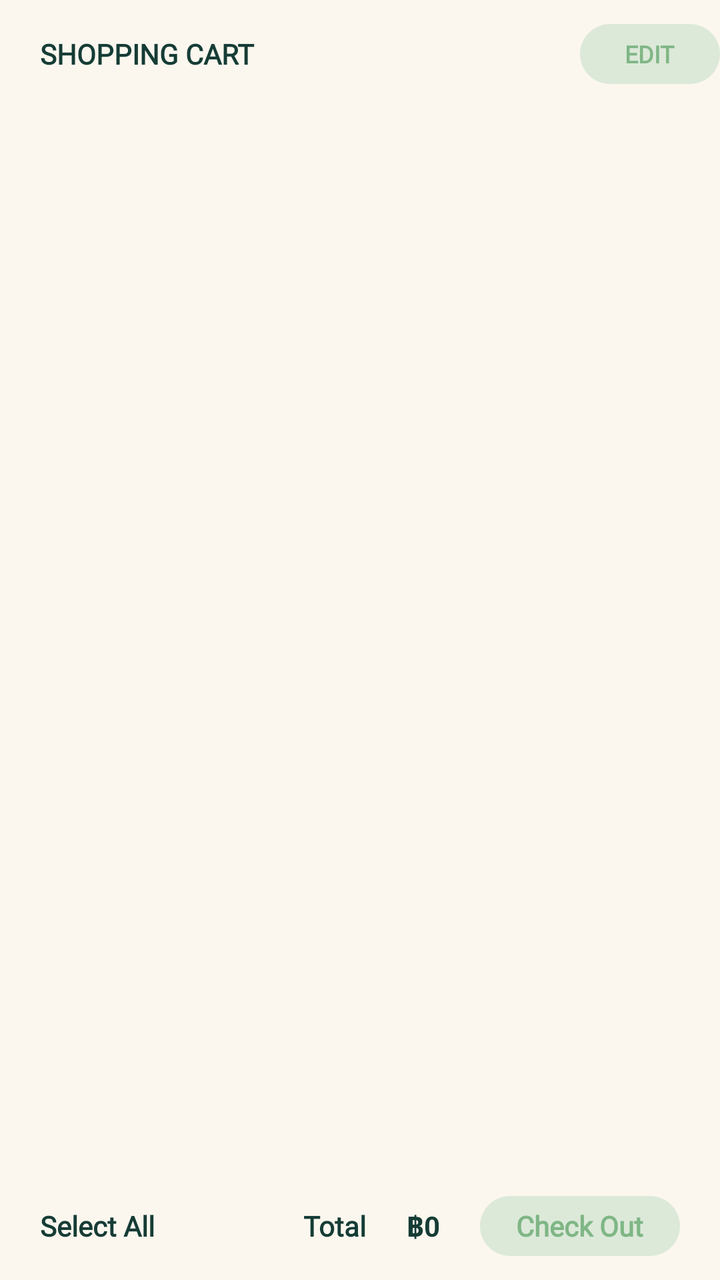
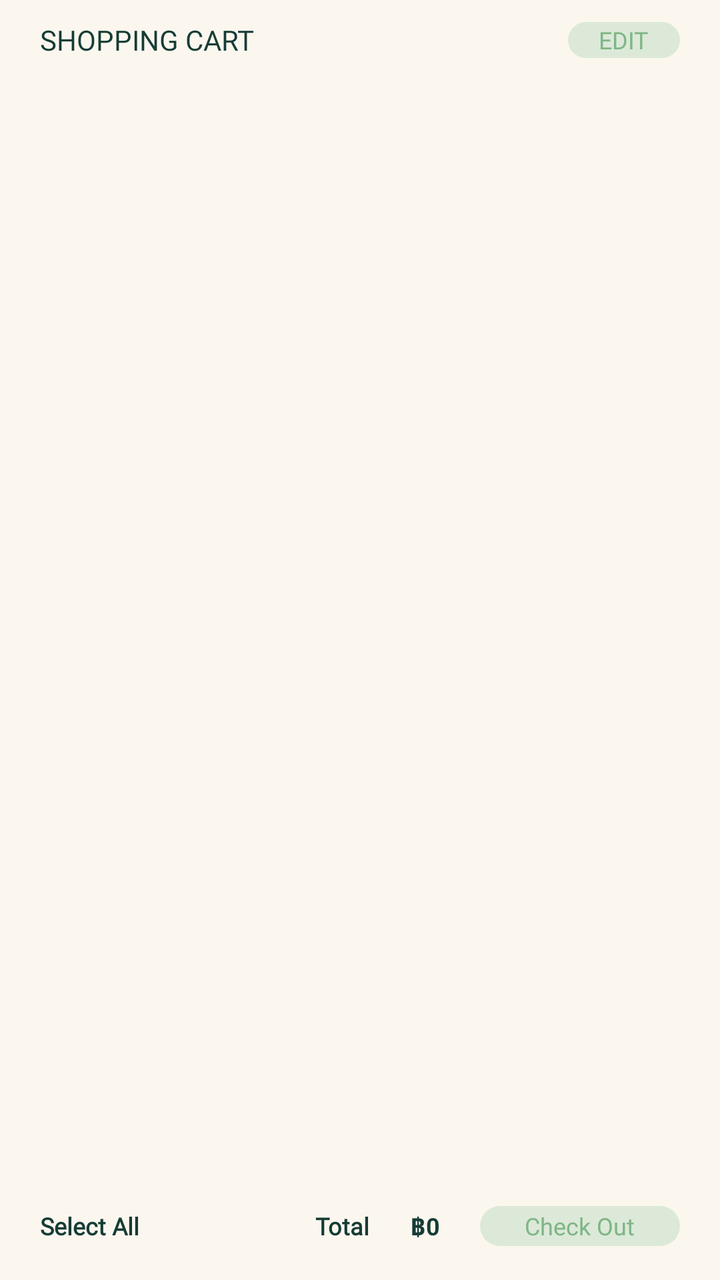

The first picture is an Android layout as it rendered before a commit; the second is the same layout after the commit. The layout source and the unified diff follow.
<!-- AndroidManifest.xml: application theme Theme.Cartly.Splash -->
<!-- res/layout/fragment_cart.xml -->
<?xml version="1.0" encoding="utf-8"?>
<FrameLayout xmlns:android="http://schemas.android.com/apk/res/android"
    xmlns:tools="http://schemas.android.com/tools"
    android:layout_width="match_parent"
    android:layout_height="match_parent"
    tools:context=".Fragment.CartFragment">
    <RelativeLayout
        android:layout_width="match_parent"
        android:layout_height="match_parent"
        android:background="@color/cream">
        <RelativeLayout
            android:id="@+id/topBarLayout"
            android:layout_width="match_parent"
            android:layout_height="54dp"
            android:layout_margin="0dp">
            <ImageView
                android:id="@+id/mvBtnArrowBack"
                android:visibility="gone"
                android:layout_width="30dp"
                android:layout_height="30dp"
                android:src="@drawable/icon_back_arrow_circle"
                android:layout_centerVertical="true"/>
            <TextView
                android:id="@+id/tvTitlePage"
                android:layout_toEndOf="@+id/mvBtnArrowBack"
                android:layout_width="wrap_content"
                android:layout_height="wrap_content"
                android:text="@string/shopping_cart_en"
                android:textSize="14sp"
                android:textColor="@color/ink"
                android:textStyle="bold"
                android:fontFamily="@font/adlamdisplay_regular"
                android:layout_centerVertical="true"
                android:layout_marginStart="20dp"/>
            <RelativeLayout
                android:id="@+id/btnEditCartLayout"
                android:layout_width="70dp"
                android:layout_height="30dp"
                android:background="@drawable/bg_sage"
                android:layout_alignParentEnd="true"
                android:layout_centerVertical="true"
                android:layout_marginTop="0dp">
                <TextView
                    android:id="@+id/tvEditCart"
                    android:layout_width="wrap_content"
                    android:layout_height="wrap_content"
                    android:text="@string/edit_en"
                    android:textSize="12sp"
                    android:textStyle="bold"
                    android:textColor="@color/green_brand"
                    android:fontFamily="@font/adlamdisplay_regular"
                    android:layout_centerInParent="true"
                    android:layout_marginStart="16dp"/>
            </RelativeLayout>
        </RelativeLayout>
        <RelativeLayout
            android:id="@+id/componentLayout"
            android:layout_below="@+id/topBarLayout"
            android:layout_above="@+id/bottomLayout"
            android:layout_width="match_parent"
            android:layout_height="match_parent">
            <androidx.recyclerview.widget.RecyclerView
                android:id="@+id/recyclerViewCart"
                android:layout_width="match_parent"
                android:layout_height="match_parent"/>
        </RelativeLayout>
        <RelativeLayout
            android:id="@+id/bottomLayout"
            android:layout_width="match_parent"
            android:layout_height="54dp"
            android:layout_alignParentBottom="true"
            android:paddingHorizontal="20dp"
            android:layout_marginVertical="0dp">
            <CheckBox
                android:id="@+id/checkbox"
                android:layout_width="wrap_content"
                android:layout_height="wrap_content"
                android:layout_centerVertical="true"
                android:text="@string/select_all_en"
                android:textSize="14sp"
                android:textStyle="bold"
                android:textColor="@color/ink"
                android:fontFamily="@font/adlamdisplay_regular"
                android:buttonTint="@color/ink"/>
            <RelativeLayout
                android:id="@+id/totalLayout"
                android:layout_width="wrap_content"
                android:layout_height="wrap_content"
                android:layout_centerVertical="true"
                android:layout_alignParentEnd="true">
                <TextView
                    android:id="@+id/tvTitleTotal"
                    android:layout_width="wrap_content"
                    android:layout_height="wrap_content"
                    android:layout_centerVertical="true"
                    android:text="@string/total_en"
                    android:textSize="14sp"
                    android:textStyle="bold"
                    android:textColor="@color/ink"
                    android:fontFamily="@font/adlamdisplay_regular"/>
                <TextView
                    android:id="@+id/tvBath"
                    android:layout_toEndOf="@+id/tvTitleTotal"
                    android:layout_width="wrap_content"
                    android:layout_height="wrap_content"
                    android:text="฿"
                    android:textSize="14sp"
                    android:textStyle="bold"
                    android:textColor="@color/ink"
                    android:layout_centerVertical="true"
                    android:layout_marginStart="20dp"/>
                <TextView
                    android:id="@+id/tvTotal"
                    android:layout_toEndOf="@+id/tvBath"
                    android:layout_width="wrap_content"
                    android:layout_height="wrap_content"
                    android:text="0"
                    android:textSize="14sp"
                    android:textStyle="bold"
                    android:textColor="@color/ink"
                    android:layout_centerVertical="true"/>
                <RelativeLayout
                    android:id="@+id/btnCheckOutLayout"
                    android:layout_toEndOf="@+id/tvTotal"
                    android:layout_width="100dp"
                    android:layout_height="30dp"
                    android:background="@drawable/bg_sage"
                    android:layout_marginStart="20dp">
                    <TextView
                        android:id="@+id/tvCheckOut"
                        android:layout_width="wrap_content"
                        android:layout_height="wrap_content"
                        android:layout_centerInParent="true"
                        android:text="@string/check_out_en"
                        android:textSize="14sp"
                        android:textStyle="bold"
                        android:textColor="@color/green_brand"
                        android:fontFamily="@font/adlamdisplay_regular"/>
                </RelativeLayout>
            </RelativeLayout>
        </RelativeLayout>
    </RelativeLayout>
</FrameLayout>
<!-- resources referenced by this layout -->
<resources>
  <color name="cream">#FBF7EF</color>
  <color name="green_brand">#7FB685</color>
  <color name="ink">#153C35</color>
  <!-- drawable bg_sage (drawable) -->
  <shape xmlns:android="http://schemas.android.com/apk/res/android">
      <solid android:color="@color/sage" />
      <corners android:radius="18dp" />
  </shape>
  <!-- drawable icon_back_arrow_circle: png bitmap (drawable, 1319 bytes) -->
  <string name="check_out_en">Check Out</string>
  <string name="edit_en">EDIT</string>
  <string name="select_all_en">Select All</string>
  <string name="shopping_cart_en">SHOPPING CART</string>
  <string name="total_en">Total</string>
  <style name="Theme.Cartly.Splash" parent="Theme.SplashScreen">
  
          <item name="windowSplashScreenBackground">@color/cream</item>
  
          <item name="windowSplashScreenAnimatedIcon">@mipmap/ic_launcher_logo2</item>
  
          <item name="postSplashScreenTheme">@style/Base.Theme.Cartly</item>
      </style>
  <color name="sage">#DCE9D9</color>
  <style name="Base.Theme.Cartly" parent="Theme.Material3.DayNight.NoActionBar">
          
          
      </style>
</resources>

<!-- the commit's change to res/layout/fragment_cart.xml (unified diff, before → after) -->
@@ -11,7 +11,7 @@
         <RelativeLayout
             android:id="@+id/topBarLayout"
             android:layout_width="match_parent"
-            android:layout_height="54dp"
+            android:layout_height="40dp"
             android:layout_margin="0dp">
             <ImageView
                 android:id="@+id/mvBtnArrowBack"
@@ -28,25 +28,26 @@
                 android:text="@string/shopping_cart_en"
                 android:textSize="14sp"
                 android:textColor="@color/ink"
-                android:textStyle="bold"
+                android:textStyle="normal"
                 android:fontFamily="@font/adlamdisplay_regular"
                 android:layout_centerVertical="true"
                 android:layout_marginStart="20dp"/>
             <RelativeLayout
                 android:id="@+id/btnEditCartLayout"
-                android:layout_width="70dp"
-                android:layout_height="30dp"
+                android:layout_width="56dp"
+                android:layout_height="18dp"
                 android:background="@drawable/bg_sage"
                 android:layout_alignParentEnd="true"
                 android:layout_centerVertical="true"
-                android:layout_marginTop="0dp">
+                android:layout_marginTop="0dp"
+                android:layout_marginEnd="20dp">
                 <TextView
                     android:id="@+id/tvEditCart"
                     android:layout_width="wrap_content"
                     android:layout_height="wrap_content"
                     android:text="@string/edit_en"
                     android:textSize="12sp"
-                    android:textStyle="bold"
+                    android:textStyle="normal"
                     android:textColor="@color/green_brand"
                     android:fontFamily="@font/adlamdisplay_regular"
                     android:layout_centerInParent="true"
@@ -62,7 +63,7 @@
             <androidx.recyclerview.widget.RecyclerView
                 android:id="@+id/recyclerViewCart"
                 android:layout_width="match_parent"
-                android:layout_height="match_parent"/>
+                android:layout_height="wrap_content"/>
         </RelativeLayout>
         <RelativeLayout
             android:id="@+id/bottomLayout"
@@ -77,11 +78,11 @@
                 android:layout_height="wrap_content"
                 android:layout_centerVertical="true"
                 android:text="@string/select_all_en"
-                android:textSize="14sp"
+                android:textSize="12sp"
                 android:textStyle="bold"
                 android:textColor="@color/ink"
                 android:fontFamily="@font/adlamdisplay_regular"
-                android:buttonTint="@color/ink"/>
+                android:buttonTint="@color/green_brand"/>
             <RelativeLayout
                 android:id="@+id/totalLayout"
                 android:layout_width="wrap_content"
@@ -94,7 +95,7 @@
                     android:layout_height="wrap_content"
                     android:layout_centerVertical="true"
                     android:text="@string/total_en"
-                    android:textSize="14sp"
+                    android:textSize="12sp"
                     android:textStyle="bold"
                     android:textColor="@color/ink"
                     android:fontFamily="@font/adlamdisplay_regular"/>
@@ -104,7 +105,7 @@
                     android:layout_width="wrap_content"
                     android:layout_height="wrap_content"
                     android:text="฿"
-                    android:textSize="14sp"
+                    android:textSize="12sp"
                     android:textStyle="bold"
                     android:textColor="@color/ink"
                     android:layout_centerVertical="true"
@@ -115,7 +116,7 @@
                     android:layout_width="wrap_content"
                     android:layout_height="wrap_content"
                     android:text="0"
-                    android:textSize="14sp"
+                    android:textSize="12sp"
                     android:textStyle="bold"
                     android:textColor="@color/ink"
                     android:layout_centerVertical="true"/>
@@ -123,7 +124,7 @@
                     android:id="@+id/btnCheckOutLayout"
                     android:layout_toEndOf="@+id/tvTotal"
                     android:layout_width="100dp"
-                    android:layout_height="30dp"
+                    android:layout_height="20dp"
                     android:background="@drawable/bg_sage"
                     android:layout_marginStart="20dp">
                     <TextView
@@ -132,8 +133,8 @@
                         android:layout_height="wrap_content"
                         android:layout_centerInParent="true"
                         android:text="@string/check_out_en"
-                        android:textSize="14sp"
-                        android:textStyle="bold"
+                        android:textSize="12sp"
+                        android:textStyle="normal"
                         android:textColor="@color/green_brand"
                         android:fontFamily="@font/adlamdisplay_regular"/>
                 </RelativeLayout>
